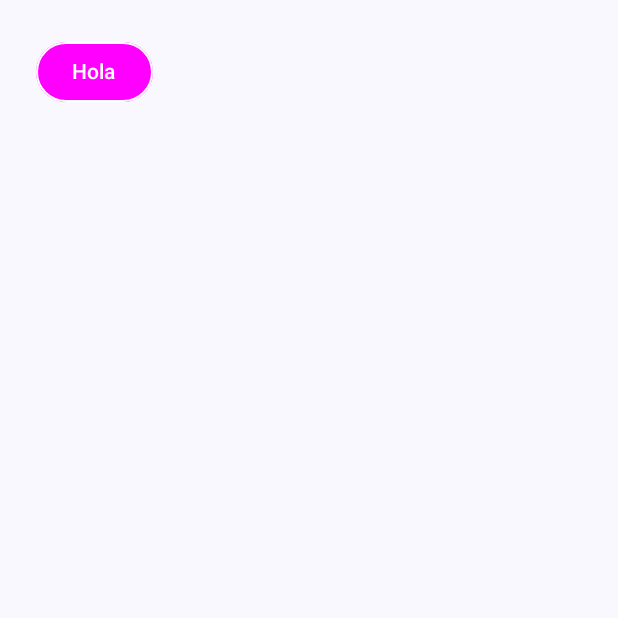
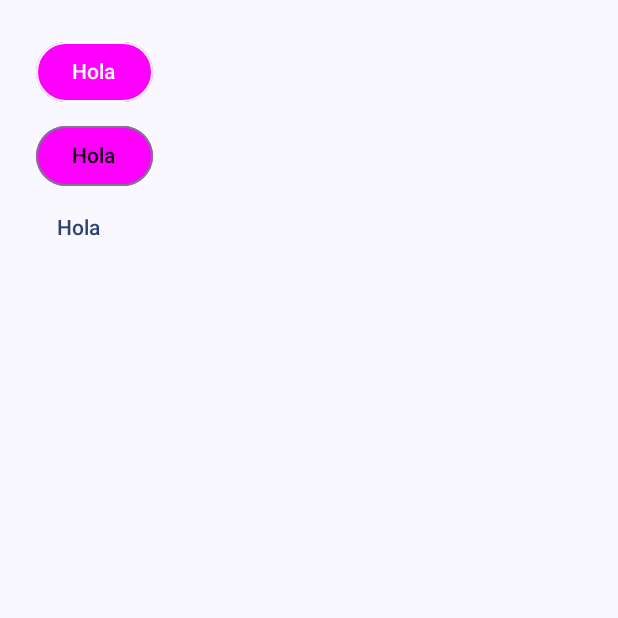
Before and after one commit to JeffersonCabello/JetPackComposeCatalog, an Android app built with Jetpack Compose: the composable MyButtonExample shown on its own in the app's theme, on a phone screen of 412 x 824 dp, the top half of it. Run offline under Robolectric (Android 15) with nearby library versions, the phone set to English and light mode, and no system bars.

```diff
--- a/app/src/main/java/com/npcbalanzas/jetpackcomposecatalog/MainActivity.kt
+++ b/app/src/main/java/com/npcbalanzas/jetpackcomposecatalog/MainActivity.kt
@@ -6,22 +6,35 @@ import androidx.activity.ComponentActivity
 import androidx.activity.compose.setContent
 import androidx.activity.enableEdgeToEdge
 import androidx.compose.foundation.BorderStroke
+import androidx.compose.foundation.Image
+import androidx.compose.foundation.border
 import androidx.compose.foundation.layout.Column
 import androidx.compose.foundation.layout.fillMaxSize
 import androidx.compose.foundation.layout.padding
+import androidx.compose.foundation.shape.CircleShape
+import androidx.compose.foundation.shape.RoundedCornerShape
+import androidx.compose.material.icons.Icons
+import androidx.compose.material.icons.rounded.Star
 import androidx.compose.material3.Button
+import androidx.compose.material3.ButtonColors
 import androidx.compose.material3.ButtonDefaults
+import androidx.compose.material3.Icon
+import androidx.compose.material3.OutlinedButton
 import androidx.compose.material3.OutlinedTextField
 import androidx.compose.material3.Text
+import androidx.compose.material3.TextButton
 import androidx.compose.material3.TextField
 import androidx.compose.material3.TextFieldDefaults
 import androidx.compose.runtime.Composable
 import androidx.compose.runtime.getValue
 import androidx.compose.runtime.mutableStateOf
 import androidx.compose.runtime.remember
+import androidx.compose.runtime.saveable.rememberSaveable
 import androidx.compose.runtime.setValue
 import androidx.compose.ui.Modifier
+import androidx.compose.ui.draw.clip
 import androidx.compose.ui.graphics.Color
+import androidx.compose.ui.res.painterResource
 import androidx.compose.ui.text.TextStyle
 import androidx.compose.ui.text.font.FontFamily
 import androidx.compose.ui.text.font.FontWeight
@@ -39,7 +52,7 @@ class MainActivity : ComponentActivity() {
         enableEdgeToEdge()
         setContent {
             JetPackComposeCatalogTheme {
-                MyButtonExample()
+                MyIcon()
             }
         }
     }
@@ -49,69 +62,130 @@ class MainActivity : ComponentActivity() {
 @Composable
 fun DefaultPreview() {
     JetPackComposeCatalogTheme {
-        MyButtonExample()
+        MyIcon()
     }
 }
 
 @Composable
-fun MyButtonExample(){
-    Column(modifier = Modifier.fillMaxSize().padding(24.dp)) {
-        Button(onClick = {
+fun MyIcon(){
+    Icon(imageVector = Icons.Rounded.Star,
+        contentDescription = "CC",
+        tint = Color.Green)
+}
 
-        }, colors = ButtonDefaults.buttonColors(
+@Composable
+fun MyImageAdvance(){
+    Image(
+        modifier = Modifier.clip(shape = CircleShape).border(5.dp,Color.Red, shape = CircleShape),
+        contentDescription = "Ejercicio",
+        painter = painterResource(id = R.drawable.ic_launcher_background)
+    )
+}
+
+@Composable
+fun MyImage() {
+
+}
+
+@Composable
+fun MyButtonExample() {
+
+    var enabled by rememberSaveable { mutableStateOf(true) };
+
+    Column(
+        modifier = Modifier
+            .fillMaxSize()
+            .padding(24.dp)
+    ) {
+        Button(colors = ButtonDefaults.buttonColors(
             containerColor = Color.Magenta,
             contentColor = Color.White
-        ), border = BorderStroke(1.dp,Color.White)
+        ), enabled = enabled,
+            border = BorderStroke(1.dp, Color.White),
+            onClick = {
+                enabled = false
+            }) {
+            Text(text = "Hola")
+        }
+
+        OutlinedButton(
+            colors = ButtonDefaults.buttonColors(
+                disabledContainerColor = Color.Red,
+                contentColor = Color.Black,
+                containerColor = Color.Magenta
+            ),
+            enabled = enabled, modifier = Modifier.padding(top = 8.dp),
+            onClick = {
+
+            },
         ) {
+            Text(text = "Hola")
+        }
+
+        TextButton(onClick = {}) {
             Text(text = "Hola")
         }
     }
 }
 
 @Composable
-fun MyTextFieldOutlined(){
+fun MyTextFieldOutlined() {
     var myText by remember { mutableStateOf("") }
-    OutlinedTextField(value = myText, onValueChange = {myText = it}, modifier = Modifier.padding(all = 4.dp),
-        label = { Text( text = "Holita", textAlign = TextAlign.Center) },
-        colors = TextFieldDefaults.colors(focusedPlaceholderColor = Color.Magenta,
-            unfocusedPlaceholderColor = Color.Blue))
+    OutlinedTextField(
+        value = myText, onValueChange = { myText = it }, modifier = Modifier.padding(all = 4.dp),
+        label = { Text(text = "Holita", textAlign = TextAlign.Center) },
+        colors = TextFieldDefaults.colors(
+            focusedPlaceholderColor = Color.Magenta,
+            unfocusedPlaceholderColor = Color.Blue
+        )
+    )
 }
 
 @Composable
-fun MyTextFieldAdvance(){
+fun MyTextFieldAdvance() {
     var myText by remember { mutableStateOf("") }
     TextField(value = myText,
         onValueChange = {
-            myText = if(it.contains("a")){
-                it.replace("a","")
-            }else{
+            myText = if (it.contains("a")) {
+                it.replace("a", "")
+            } else {
                 it
             }
-                        },
+        },
         label = {
-        Text("Introduce tu nombre")
-    })
+            Text("Introduce tu nombre")
+        })
 
 }
 
 @Composable
-fun MyTextField(name:String, onValueChanged:(String)-> Unit){
+fun MyTextField(name: String, onValueChanged: (String) -> Unit) {
     TextField(value = name, onValueChange = onValueChanged)
 }
 
 @Composable
-fun MyText(){
+fun MyText() {
     Column(modifier = Modifier.fillMaxSize()) {
         Text(text = "Esto es un ejemplo")
         Text(text = "Esto es un ejemplo", color = Color.Blue)
         Text(text = "Esto es un ejemplo", fontWeight = FontWeight.Bold)
         Text(text = "Esto es un ejemplo", fontWeight = FontWeight.Light)
         Text(text = "Esto es un ejemplo", style = TextStyle(fontFamily = FontFamily.Cursive))
-        Text(text = "Esto es un ejemplo", style = TextStyle(textDecoration = TextDecoration.LineThrough))
-        Text(text = "Esto es un ejemplo", style = TextStyle(textDecoration = TextDecoration.Underline))
-        Text(text = "Esto es un ejemplo", style = TextStyle(textDecoration = TextDecoration.combine(
-            listOf(TextDecoration.Underline, TextDecoration.LineThrough)
-        )))
+        Text(
+            text = "Esto es un ejemplo",
+            style = TextStyle(textDecoration = TextDecoration.LineThrough)
+        )
+        Text(
+            text = "Esto es un ejemplo",
+            style = TextStyle(textDecoration = TextDecoration.Underline)
+        )
+        Text(
+            text = "Esto es un ejemplo", style = TextStyle(
+                textDecoration = TextDecoration.combine(
+                    listOf(TextDecoration.Underline, TextDecoration.LineThrough)
+                )
+            )
+        )
         Text(text = "Esto es un ejemplo", fontSize = 30.sp)
     }
 }
```
